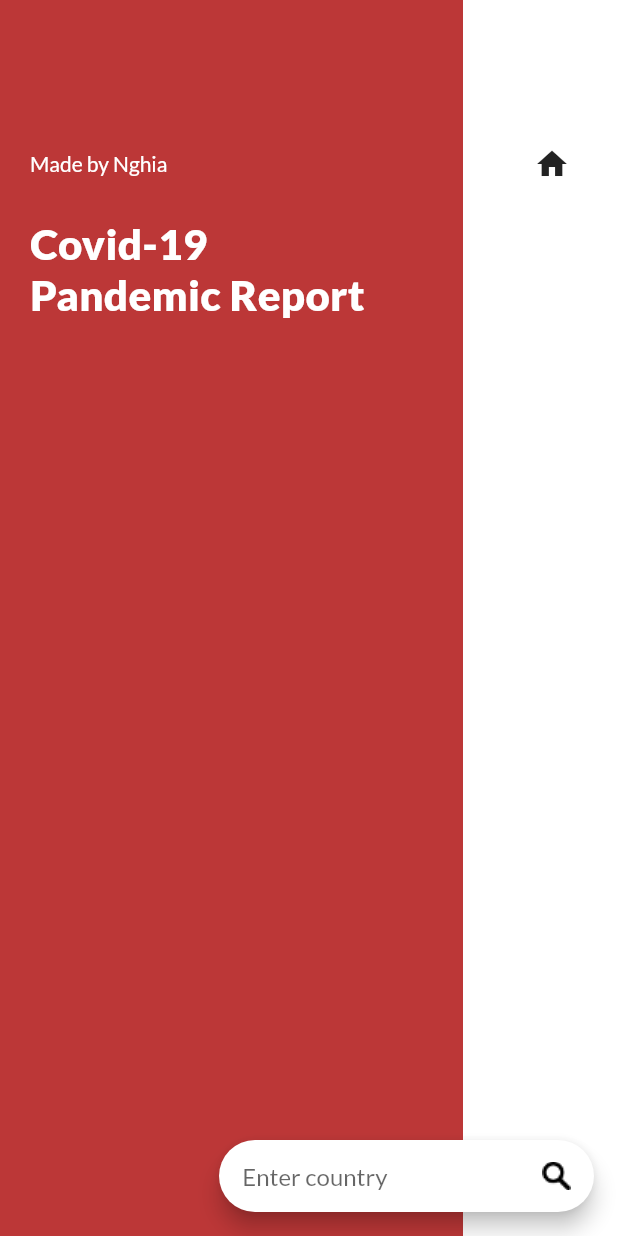
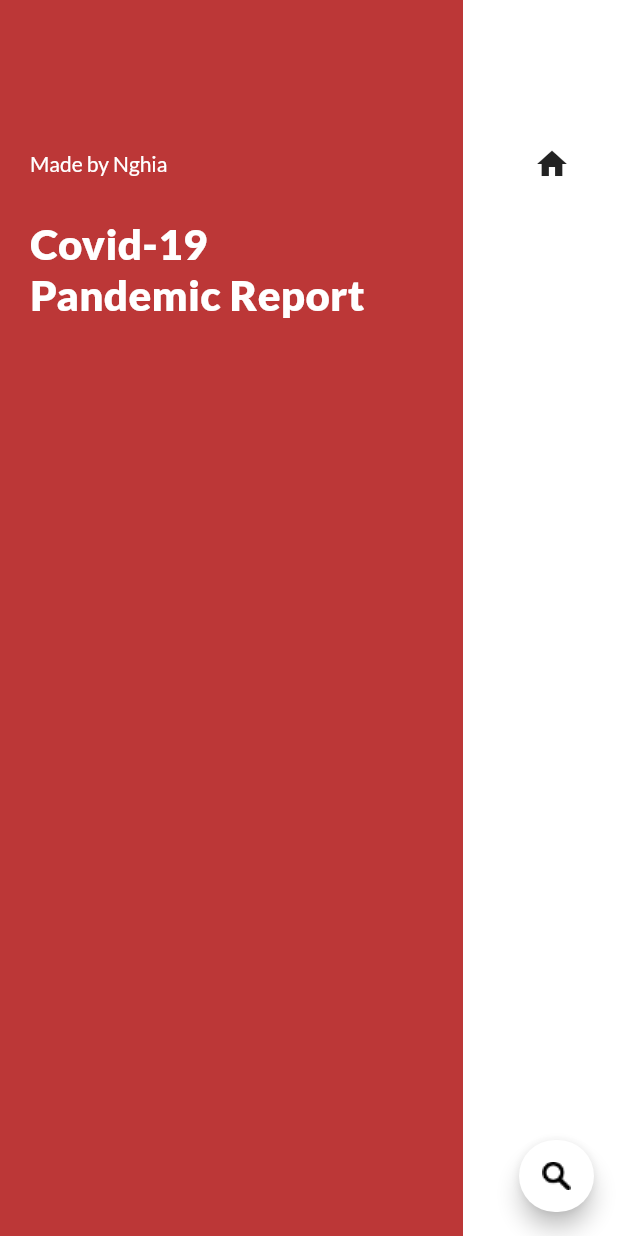
Before and after one commit to nghiashiyi/covid_report_app, a Flutter app: the HomePage screen opened directly, on a phone screen of 412 x 824 dp. Run offline on Flutter 3.47's test engine with Material 2 defaults, Android fonts, the phone set to English and light mode, and no system bars; our stand-ins replace flutter_screenutil, google_fonts, lottie; generated files the repository leaves out were written again; network calls fail; statements that could not run were skipped.

Commit message:
feat: add anim to float button

```diff
--- a/lib/app.dart
+++ b/lib/app.dart
@@ -21,6 +21,7 @@ class HomePage extends StatefulWidget {
 class _HomePageState extends State<HomePage> with TickerProviderStateMixin {
   final CarouselController pageController = CarouselController();
   AnimationController animationController;
+  AnimationController buttonAnimationController;
   Animation<double> start, end;
   Animation<double> floatButtonSize;
   Animation<double> floatButtonOpacity;
@@ -38,9 +39,14 @@ class _HomePageState extends State<HomePage> with TickerProviderStateMixin {
     start = Tween<double>(begin: 0.75, end: 0).animate(CurvedAnimation(parent: animationController, curve: Curves.fastOutSlowIn));
     end = Tween<double>(begin: 1, end: 0.75).animate(CurvedAnimation(parent: animationController, curve: Curves.fastOutSlowIn));
     color = ColorTween(begin: Colors.white, end: Colors.black).animate(CurvedAnimation(parent: animationController, curve: Curves.fastOutSlowIn));
+
+    buttonAnimationController = AnimationController(vsync: this, duration: Duration(milliseconds: 200), )
+      ..addListener(() { setState(() {}); });
+    floatButtonSize = Tween<double>(begin: 50, end: 250).animate(CurvedAnimation(parent: buttonAnimationController, curve: Curves.ease));
+    floatButtonOpacity = Tween<double>(begin: 0, end: 1).animate(CurvedAnimation(parent: buttonAnimationController, curve: Curves.ease));
   }
 
-  bool get isEnd => end.value == 0.75;
+  bool get isEnd => floatButtonSize.value == 250;
 
 
   @override
@@ -140,23 +146,32 @@ class _HomePageState extends State<HomePage> with TickerProviderStateMixin {
         ),
       ),
       floatingActionButton: Container(
-          width: 250,
+          width: floatButtonSize.value,
           child: FloatingActionButton.extended(
             backgroundColor: AppColors.white,
-            onPressed: () {
-            },
             label: Row(
               children: [
-                Container(
-                  width: 200,
-                  child: TextField(
-                    decoration: InputDecoration(
-                      border: InputBorder.none,
-                      hintText: 'Enter country'
+                FadeTransition(
+                  opacity: floatButtonOpacity,
+                  child: Container(
+                    width: floatButtonSize.value - 50,
+                    child: TextField(
+                      decoration: InputDecoration(
+                        border: InputBorder.none,
+                        hintText: 'Enter country'
+                      ),
                     ),
                   ),
                 ),
-                Image.asset(AppImages.icSearch),
+                InkWell(
+                  onTap: () {
+                    if (!isEnd) {
+                      buttonAnimationController.forward();
+                    } else {
+                      buttonAnimationController.reverse();
+                    }
+                  },
+                  child: Image.asset(AppImages.icSearch)),
               ],
             ))),
     );
```
